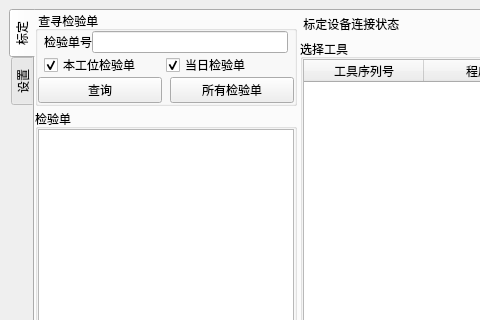
This is ui/toolkit.ui in masami10/ts013_toolkits as Qt 5 draws it before an edit; both pictures show x 0 to 480 and y 0 to 320 of the 1366 by 700 pixel window. The edited form follows.
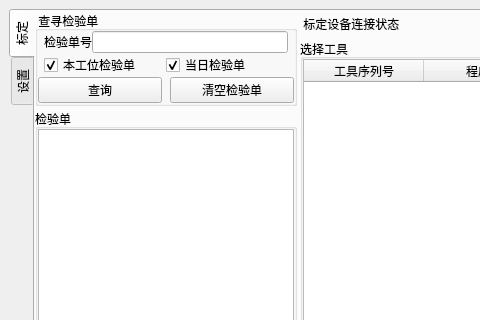
This is the edited form.

Commit message: 将原来查询所有订单的按钮更改为删除所有订单，订单的排序根据order_no desc

What changed in the file:
```diff
--- a/ui/toolkit.ui
+++ b/ui/toolkit.ui
@@ -203,7 +203,7 @@
                      <item>
                       <widget class="QPushButton" name="CancelQueryButton">
                        <property name="text">
-                        <string>所有检验单</string>
+                        <string>清空检验单</string>
                        </property>
                       </widget>
                      </item>
```
The commit also changes 4 other files.
